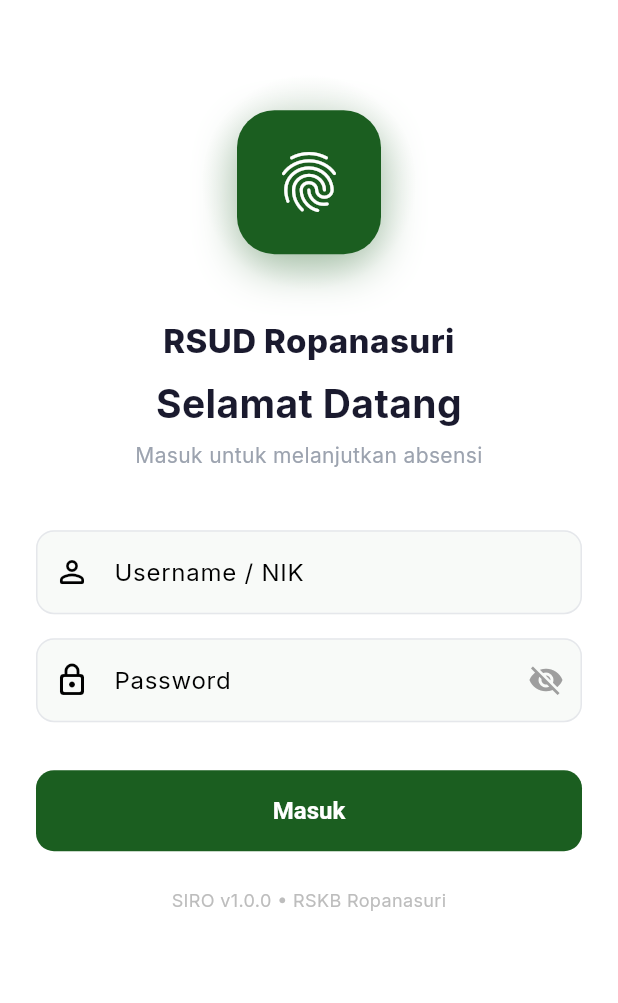
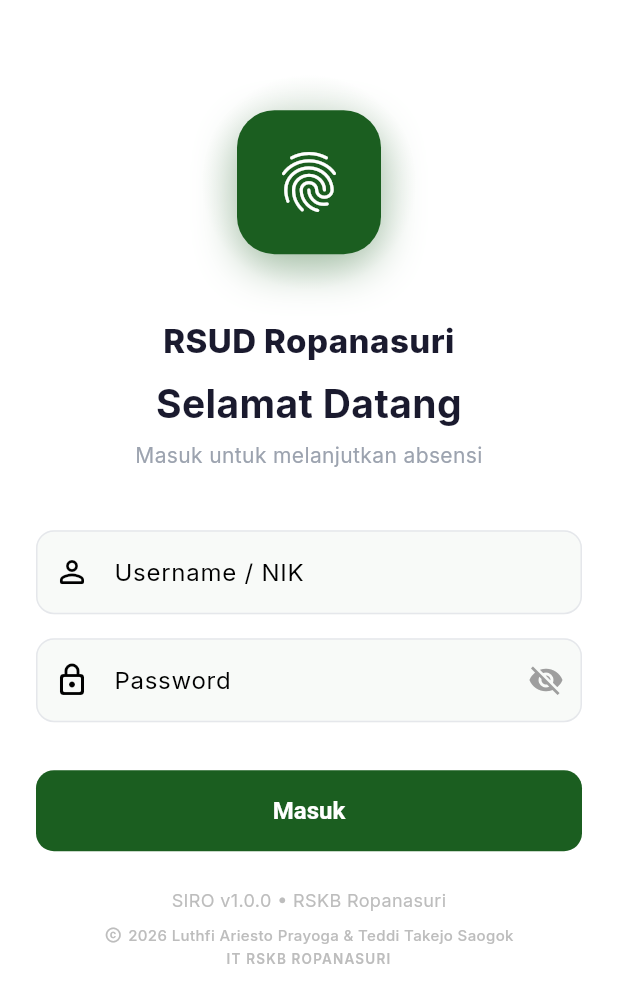
Before and after one commit to Otseira/ROSES_Mobile, a Flutter app: the screen it shows after launch, on a phone screen of 412 x 824 dp. Shown: the top 1003 px of the screen. Run offline on Flutter 3.47's test engine with Material 3 defaults, Android fonts, the phone set to English and light mode, and no system bars; our stand-ins replace camera, dio, flutter_riverpod, flutter_secure_storage, geolocator, google_fonts and 1 more; network calls fail.

Commit message:
Perbaikan footer login

```diff
--- a/lib/features/auth/screens/login_screen.dart
+++ b/lib/features/auth/screens/login_screen.dart
@@ -213,6 +213,44 @@
                   style: TextStyle(fontSize: 12, color: Colors.grey.shade400),
                 ),
 
+                const SizedBox(height: 8),
+
+                // ✅ COPYRIGHT
+                Row(
+                  mainAxisAlignment: MainAxisAlignment.center,
+                  crossAxisAlignment: CrossAxisAlignment.center,
+                  children: [
+                    Icon(
+                      Icons.copyright,
+                      size: 12,
+                      color: Colors.grey.shade400,
+                    ),
+                    const SizedBox(width: 4),
+                    Flexible(
+                      child: Text(
+                        '${DateTime.now().year} Luthfi Ariesto Prayoga & Teddi Takejo Saogok',
+                        textAlign: TextAlign.center,
+                        style: TextStyle(
+                          fontSize: 10,
+                          color: Colors.grey.shade400,
+                          fontWeight: FontWeight.w500,
+                        ),
+                      ),
+                    ),
+                  ],
+                ),
+                const SizedBox(height: 2),
+                Text(
+                  'IT RSKB ROPANASURI',
+                  textAlign: TextAlign.center,
+                  style: TextStyle(
+                    fontSize: 9,
+                    color: Colors.grey.shade400,
+                    letterSpacing: 0.8,
+                    fontWeight: FontWeight.w600,
+                  ),
+                ),
+
                 SizedBox(height: size.height * 0.04),
               ],
             ),
```
